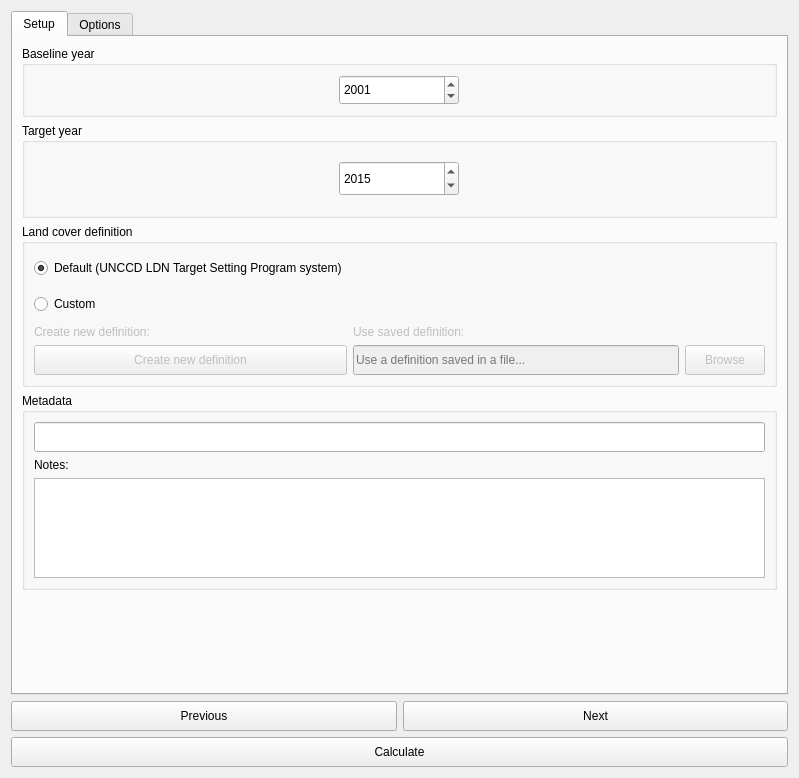
First picture: the form in LDMP/gui/DlgCalculateSOC.ui, repository ConservationInternational/trends.earth, before the edit.
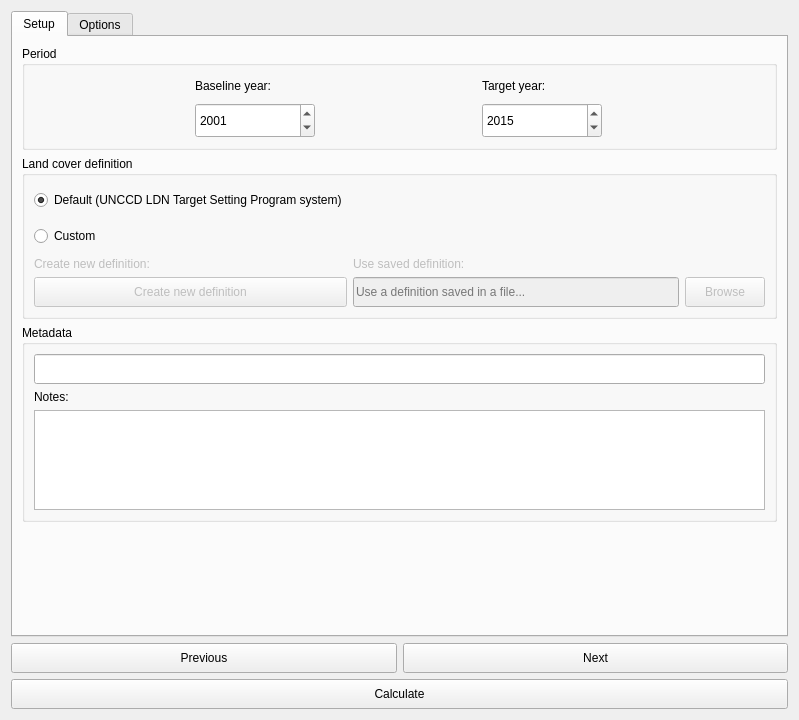
Second picture: the form after the edit.

What changed in the file:
```diff
--- a/LDMP/gui/DlgCalculateSOC.ui
+++ b/LDMP/gui/DlgCalculateSOC.ui
@@ -7,7 +7,7 @@
     <x>0</x>
     <y>0</y>
     <width>799</width>
-    <height>778</height>
+    <height>720</height>
    </rect>
   </property>
   <property name="sizePolicy">
@@ -45,10 +45,10 @@
           <bool>true</bool>
          </property>
          <property name="title">
-          <string>Baseline year</string>
+          <string>Period</string>
          </property>
          <layout class="QGridLayout" name="gridLayout_9">
-          <item row="0" column="0">
+          <item row="1" column="0">
            <widget class="QDateEdit" name="year_start">
             <property name="sizePolicy">
              <sizepolicy hsizetype="Minimum" vsizetype="Minimum">
@@ -94,19 +94,7 @@
             </property>
            </widget>
           </item>
-         </layout>
-        </widget>
-       </item>
-       <item>
-        <widget class="QGroupBox" name="target_box">
-         <property name="enabled">
-          <bool>true</bool>
-         </property>
-         <property name="title">
-          <string>Target year</string>
-         </property>
-         <layout class="QGridLayout" name="gridLayout_4">
-          <item row="0" column="0">
+          <item row="1" column="1">
            <widget class="QDateEdit" name="year_end">
             <property name="sizePolicy">
              <sizepolicy hsizetype="Minimum" vsizetype="Expanding">
@@ -162,6 +150,20 @@
             </property>
            </widget>
           </item>
+          <item row="0" column="0">
+           <widget class="QLabel" name="label">
+            <property name="text">
+             <string>Baseline year:</string>
+            </property>
+           </widget>
+          </item>
+          <item row="0" column="1">
+           <widget class="QLabel" name="label_3">
+            <property name="text">
+             <string>Target year:</string>
+            </property>
+           </widget>
+          </item>
          </layout>
         </widget>
        </item>
```
Left out of the diff: 1 changed line with no effect on the pictures.
